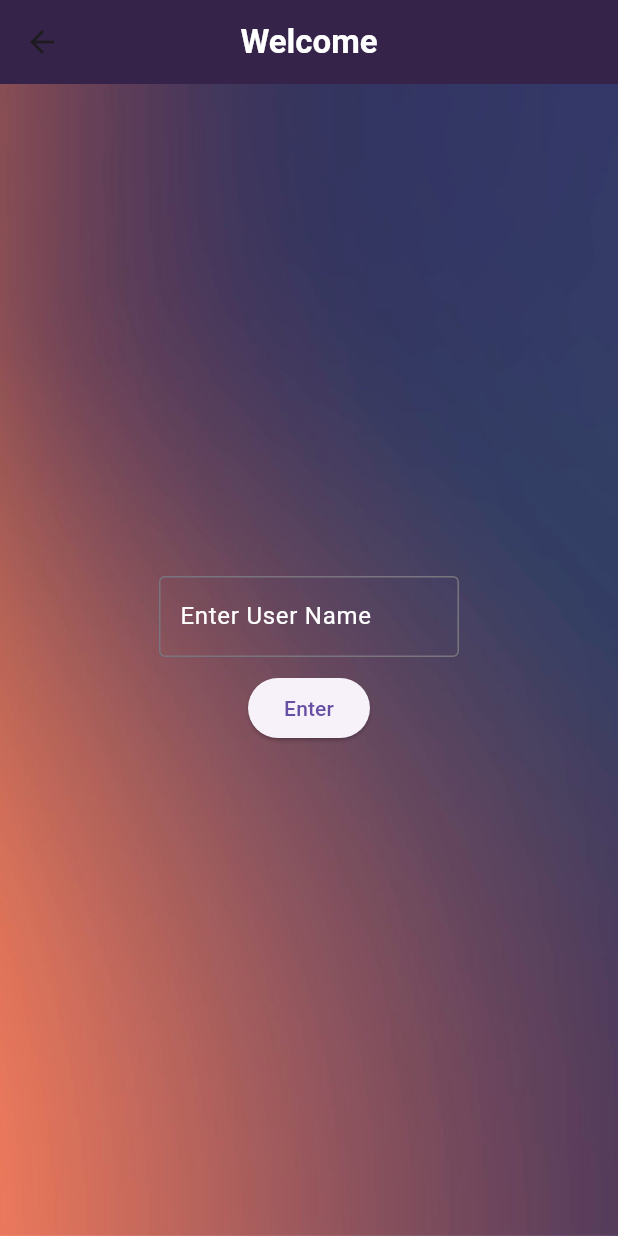
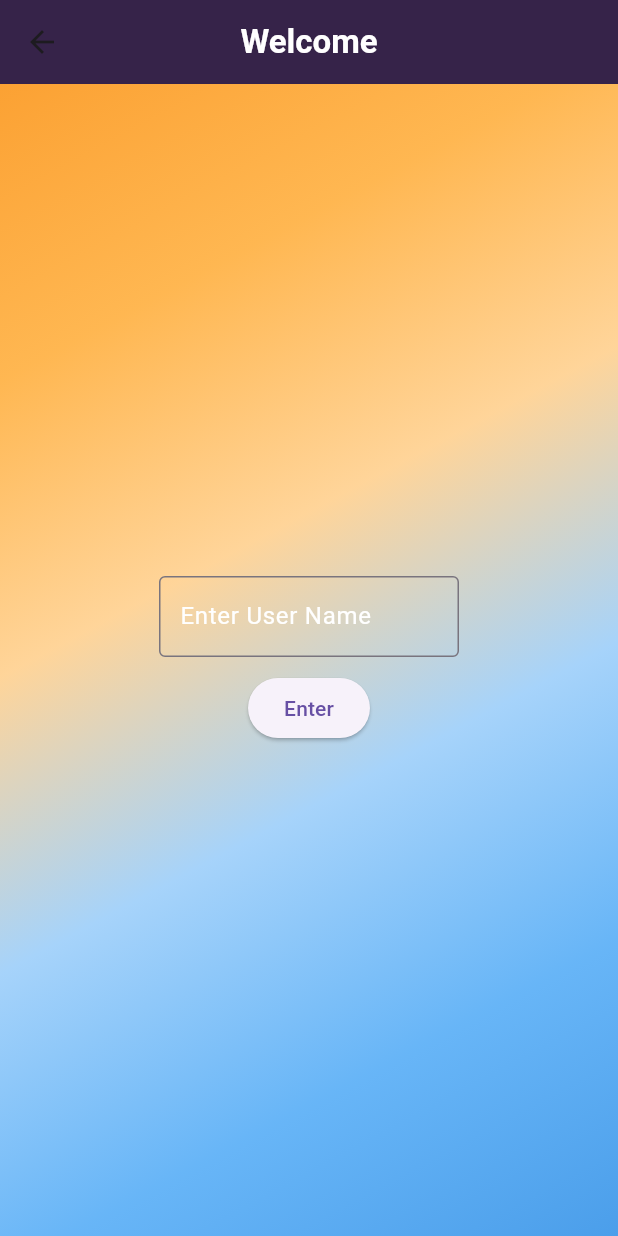
Before and after one commit to Arihantjain27/Flutter_to_do_list, a Flutter app: the TodoListScreen screen opened directly with empty values, after a tap on the "arrow back" icon, on a phone screen of 412 x 824 dp. Run offline on Flutter 3.47's test engine with Material 3 defaults, Android fonts, the phone set to English and light mode, and no system bars.

Commit message:
gradient

```diff
--- a/lib/login_screen.dart
+++ b/lib/login_screen.dart
@@ -22,10 +22,17 @@ class LoginScreen extends StatelessWidget {
           Opacity(
             opacity: 0.8,
             child: Container(
-              decoration: BoxDecoration(
-                  image: DecorationImage(
-                      image: AssetImage("assets/images/ToDoback.jpg"),
-                      fit: BoxFit.cover)),
+              decoration: BoxDecoration(gradient: LinearGradient(begin: Alignment.topLeft,end: Alignment.bottomRight,colors: [
+        Colors.orange.shade600,
+      Colors.orange.shade400,
+      Colors.orange.shade200,
+      Colors.blue.shade200,
+      Colors.blue.shade400,
+      Colors.blue.shade600])
+                  // image: DecorationImage(
+                  //     image: AssetImage("assets/images/ToDoback.jpg"),
+                  //     fit: BoxFit.cover)
+                  ),
             ),
           ),
           Center(
--- a/lib/main.dart
+++ b/lib/main.dart
@@ -146,7 +146,10 @@ class _TodoListScreenState extends State<TodoListScreen> {
 
   @override
   Widget build(BuildContext context) {
-    return Scaffold(
+    return Container(decoration: BoxDecoration(
+      gradient: LinearGradient(begin: Alignment.topLeft,end: Alignment.bottomRight,colors: [Colors.orange.shade600,Colors.orange.shade400,Colors.orange.shade200,Colors.blue.shade200,Colors.blue.shade400,Colors.blue.shade600])
+    ),
+      child: Scaffold(
         resizeToAvoidBottomInset: true,
         appBar: AppBar(
           centerTitle: true,
@@ -169,10 +172,17 @@ class _TodoListScreenState extends State<TodoListScreen> {
           backgroundColor: const Color.fromARGB(225, 27, 7, 49),
         ),
         body: Container(
-        decoration: BoxDecoration(
-            image: DecorationImage(
-                image: AssetImage("assets/images/ToDoback.jpg"),
-                fit: BoxFit.cover)),
+          decoration: BoxDecoration(gradient: LinearGradient(begin: Alignment.topLeft,end: Alignment.bottomRight,colors: [
+      Colors.blue.shade600,
+      Colors.blue.shade400,
+        // Colors.blue.shade200,
+      Colors.blue.shade200,
+      Colors.blue.shade400,
+      Colors.blue.shade600])
+              // image: DecorationImage(
+              //     image: AssetImage("assets/images/ToDoback.jpg"),
+              //     fit: BoxFit.cover)
+                  ),
           child: Padding(
             padding: const EdgeInsets.all(8.0),
             child: Column(
@@ -228,6 +238,7 @@ class _TodoListScreenState extends State<TodoListScreen> {
             ],
           ),
         ),
+      ),
     );
   }
 }
```
Lines whose indentation alone changed are shown as unchanged.
